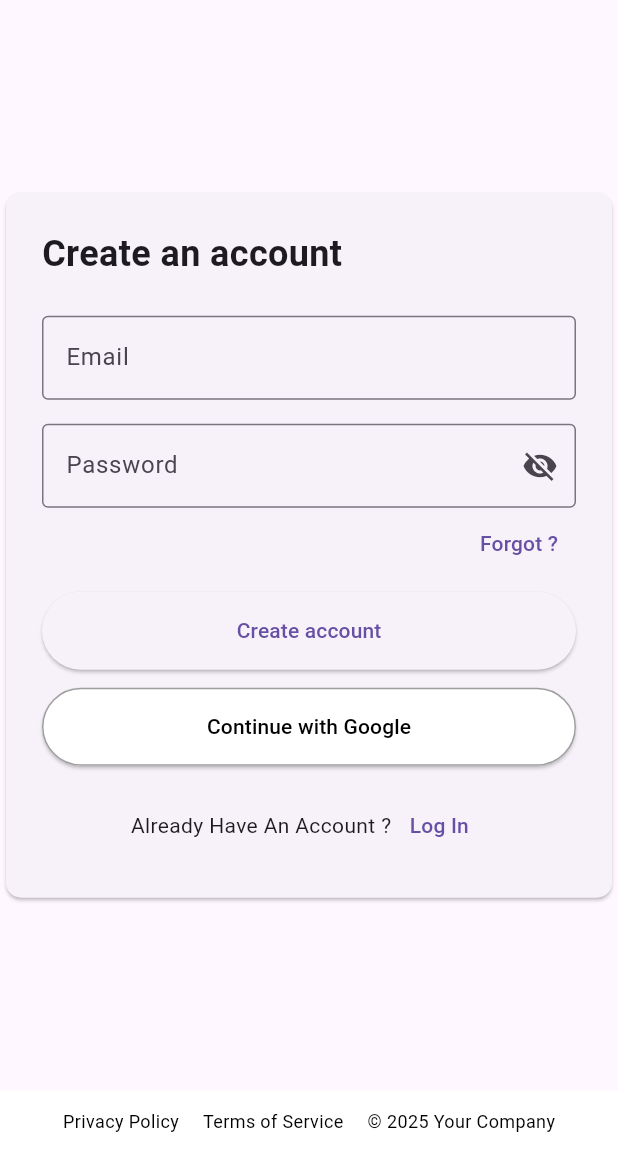
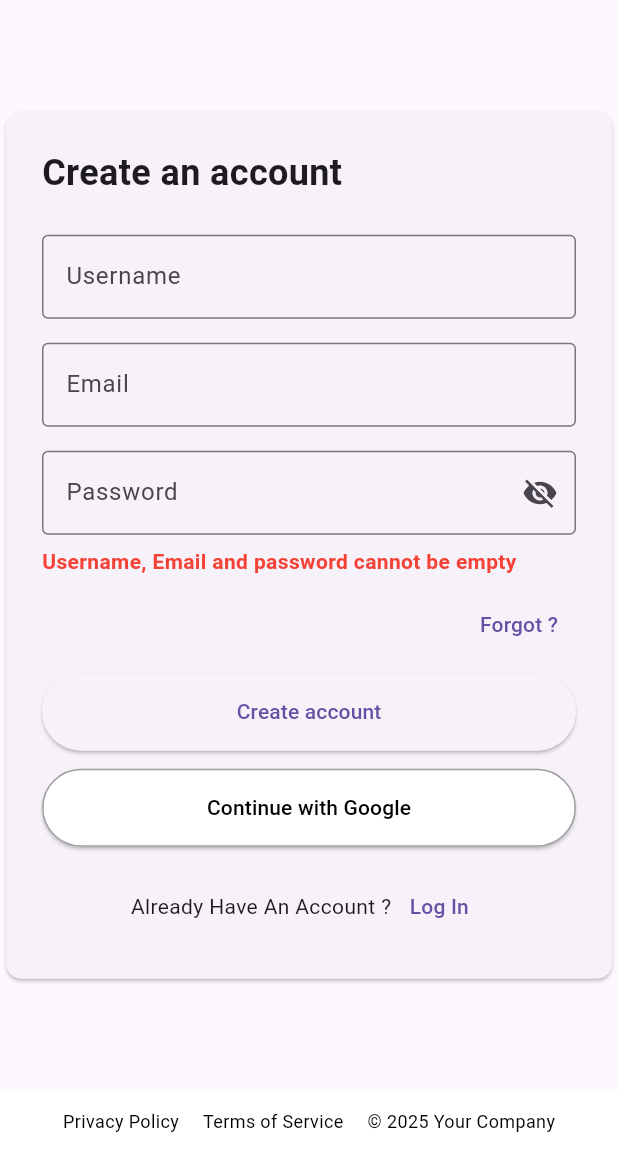
Before and after one commit to Digi-Learn-Vn/digilearn, a Flutter app: the SignupPage screen opened by its route, after a tap on "Create account", on a phone screen of 412 x 824 dp, the part 84-1236 px from its top. Run offline on Flutter 3.47's test engine with Material 3 defaults, Android fonts, the phone set to English and light mode, and no system bars; our stand-ins replace flutter_secure_storage, go_router; missing offline and left inert: seo; accounts and stored records are empty.

Commit message:
feat(account) Implement signin & signup pages
1. Interact with backend server
2. Check the error CORS between Flutter & Backend

```diff
--- a/apps/flutter_app/lib/pages/account/signin_page.dart
+++ b/apps/flutter_app/lib/pages/account/signin_page.dart
@@ -1,6 +1,7 @@
 import 'package:flutter/material.dart';
 import 'package:go_router/go_router.dart';
 import 'package:url_launcher/url_launcher.dart';
+import 'package:flutter_app/core/services/auth.dart';
 
 class SigninPage extends StatefulWidget {
   final ValueNotifier<bool> isDarkTheme;
@@ -11,10 +12,32 @@ class SigninPage extends StatefulWidget {
 }
 
 class _SigninPageState extends State<SigninPage> {
-  // final ValueNotifier<bool> isDarkTheme = ValueNotifier<bool>(true);
-  final TextEditingController _emailController = TextEditingController();
+  final TextEditingController _usernameController = TextEditingController();
   final TextEditingController _passwordController = TextEditingController();
   bool _isPasswordVisible = false;
+
+  void handleLogin() async {
+    final username = _usernameController.text;
+    final password = _passwordController.text;
+
+    if (username.isEmpty || password.isEmpty) {
+      ScaffoldMessenger.of(context).showSnackBar(
+        const SnackBar(content: Text('Username and password cannot be empty')),
+      );
+      return;
+    }
+
+    final result = await login(username, password);
+    print('Login result: $result'); // Log the result
+    if (result['status'] == 200) {
+      GoRouter.of(context).go('/dashboard');
+    } else {
+      ScaffoldMessenger.of(context).showSnackBar(
+        SnackBar(
+            content: Text(result['message'] ?? 'An unknown error occurred')),
+      );
+    }
+  }
 
   @override
   Widget build(BuildContext context) {
@@ -63,9 +86,9 @@ class _SigninPageState extends State<SigninPage> {
                     ),
                     const SizedBox(height: 24),
                     TextField(
-                      controller: _emailController,
+                      controller: _usernameController,
                       decoration: const InputDecoration(
-                        labelText: 'Email',
+                        labelText: 'Username',
                         border: OutlineInputBorder(),
                       ),
                     ),
@@ -104,9 +127,7 @@ class _SigninPageState extends State<SigninPage> {
                       style: ElevatedButton.styleFrom(
                         padding: const EdgeInsets.symmetric(vertical: 16),
                       ),
-                      onPressed: () {
-                        // Handle registration
-                      },
+                      onPressed: handleLogin,
                       child: const Text('Login now'),
                     ),
                     const SizedBox(height: 12),
--- a/apps/flutter_app/lib/pages/account/signup_page.dart
+++ b/apps/flutter_app/lib/pages/account/signup_page.dart
@@ -1,6 +1,7 @@
 import 'package:flutter/material.dart';
 import 'package:go_router/go_router.dart';
 import 'package:url_launcher/url_launcher.dart';
+import 'package:flutter_app/core/services/auth.dart';
 
 class SignupPage extends StatefulWidget {
   final ValueNotifier<bool> isDarkTheme;
@@ -11,10 +12,51 @@ class SignupPage extends StatefulWidget {
 }
 
 class _SignupPageState extends State<SignupPage> {
-  // final ValueNotifier<bool> isDarkTheme = ValueNotifier<bool>(true);
   final TextEditingController _emailController = TextEditingController();
   final TextEditingController _passwordController = TextEditingController();
+  final TextEditingController _usernameController = TextEditingController();
   bool _isPasswordVisible = false;
+  String? error;
+
+  void handleSignup() async {
+    final email = _emailController.text;
+    final password = _passwordController.text;
+    final username = _usernameController.text;
+
+    if (email.isEmpty || password.isEmpty || username.isEmpty) {
+      setState(() {
+        error = 'Username, Email and password cannot be empty';
+      });
+      return;
+    }
+
+    final err = await register(username, email, password);
+    print('Signup result: $err'); // Log the result
+    if (err == null) {
+      setState(() {
+        error = null;
+      });
+      showDialog(
+        context: context,
+        builder: (context) => AlertDialog(
+          title: const Text('Success'),
+          content: const Text('Account created successfully!'),
+          actions: [
+            TextButton(
+              onPressed: () {
+                Navigator.pop(context); // Close the dialog
+              },
+              child: const Text('OK'),
+            ),
+          ],
+        ),
+      );
+    } else {
+      setState(() {
+        error = err['message'] as String?;
+      });
+    }
+  }
 
   @override
   Widget build(BuildContext context) {
@@ -63,6 +105,14 @@ class _SignupPageState extends State<SignupPage> {
                     ),
                     const SizedBox(height: 24),
                     TextField(
+                      controller: _usernameController,
+                      decoration: const InputDecoration(
+                        labelText: 'Username',
+                        border: OutlineInputBorder(),
+                      ),
+                    ),
+                    const SizedBox(height: 16),
+                    TextField(
                       controller: _emailController,
                       decoration: const InputDecoration(
                         labelText: 'Email',
@@ -90,6 +140,17 @@ class _SignupPageState extends State<SignupPage> {
                         ),
                       ),
                     ),
+                    if (error != null)
+                      Padding(
+                        padding: const EdgeInsets.symmetric(vertical: 8.0),
+                        child: Text(
+                          error!,
+                          style: const TextStyle(
+                            color: Colors.red,
+                            fontWeight: FontWeight.bold,
+                          ),
+                        ),
+                      ),
                     Align(
                       alignment: Alignment.centerRight,
                       child: TextButton(
@@ -104,9 +165,7 @@ class _SignupPageState extends State<SignupPage> {
                       style: ElevatedButton.styleFrom(
                         padding: const EdgeInsets.symmetric(vertical: 16),
                       ),
-                      onPressed: () {
-                        // Handle registration
-                      },
+                      onPressed: handleSignup,
                       child: const Text('Create account'),
                     ),
                     const SizedBox(height: 12),
--- a/apps/flutter_app/pubspec.yaml
+++ b/apps/flutter_app/pubspec.yaml
@@ -33,6 +33,8 @@ dependencies:
   go_router: ^15.1.1 # Add the go_router package for URL-based routing
   url_launcher: ^6.1.7
   seo: ^0.0.10
+  http: ^1.4.0
+  flutter_secure_storage: ^9.2.4
 
   # The following adds the Cupertino Icons font to your application.
   # Use with the CupertinoIcons class for iOS style icons.
```
Also changed, not shown: apps/flutter_app/lib/core/services/auth.dart (added, +59 -0 lines), apps/flutter_app/pubspec.lock, 7 other files.
